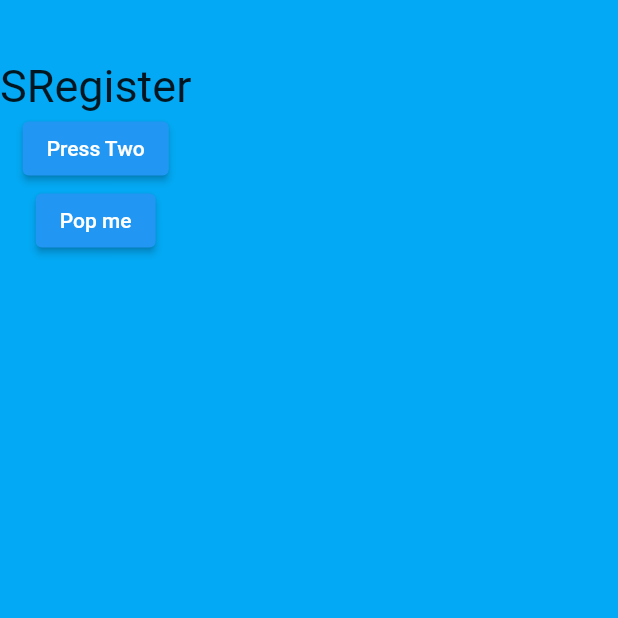
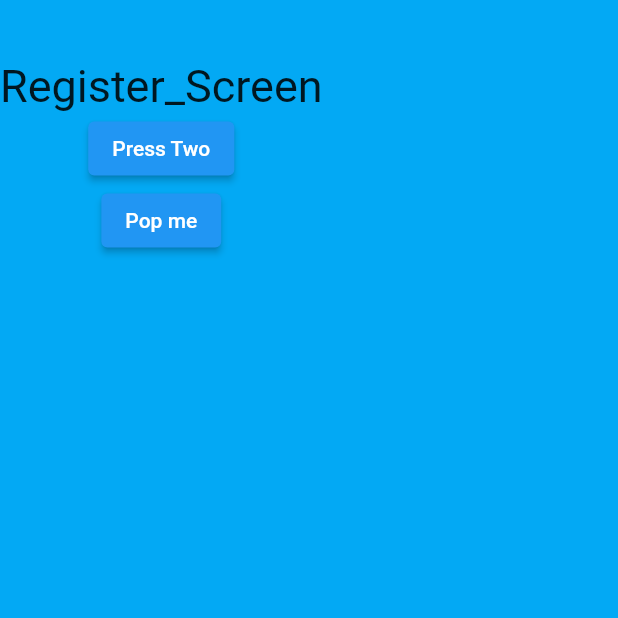
Before and after one commit to ScottFarestrand/flutter_navigation, a Flutter app: the screen it shows after launch, after a tap on "Register", on a phone screen of 412 x 824 dp, the top half of it. Run offline on Flutter 3.47's test engine with Material 2 defaults, Android fonts, the phone set to English and light mode, and no system bars; our stand-ins replace cloud_firestore, firebase_auth, firebase_core, flutter_switch, mask_text_input_formatter; accounts and stored records are empty; network calls fail.

Commit message:
Transistioned to Widgets with 3 main pages (log in, Logged in, Register)

```diff
--- a/lib/main.dart
+++ b/lib/main.dart
@@ -1,12 +1,12 @@
 import 'package:flutter/material.dart';
-import '/screens/login.dart';
+import '/screens/login_screen.dart';
 import '/screens/register.dart';
 // import '/screens/profile.dart';
 // import './screens/reminders.dart';
 // import './screens/people.dart';
 // import 'package:firebase_auth/firebase_auth.dart';
 import 'package:firebase_core/firebase_core.dart';
-import './screens/logged_in.dart';
+import './screens/logged_in_screen.dart';
 // import '/widgets/navigation_drawer.dart';
 
 void main() async {
@@ -29,11 +29,11 @@ class MyApp extends StatelessWidget {
         primarySwatch: Colors.blue,
       ),
       // home: const MyHomePage(title: 'Flutter Demo Home Page'),
-      initialRoute: Login.id,
+      initialRoute: Login_Screen.id,
       routes: {
-        Login.id: (context) => Login(),
-        Logged_In.id: (context) => Logged_In(),
-        Register.id: (context) => Register(),
+        Login_Screen.id: (context) => Login_Screen(),
+        Logged_In_Screen.id: (context) => Logged_In_Screen(),
+        Register_Screen.id: (context) => Register_Screen(),
       },
     );
   }
--- a/lib/screens/logged_in.dart
+++ b/lib/screens/logged_in_screen.dart
@@ -8,14 +8,14 @@ import '../widgets/reminders_widget.dart';
 // import '../screens/reminders.dart';
 // import '../screens/person.dart';
 
-class Logged_In extends StatefulWidget {
-  const Logged_In({Key? key}) : super(key: key);
+class Logged_In_Screen extends StatefulWidget {
+  const Logged_In_Screen({Key? key}) : super(key: key);
   static const id = "LoggedIn";
   @override
-  State<Logged_In> createState() => _Logged_InState();
+  State<Logged_In_Screen> createState() => _Logged_In_ScreenState();
 }
 
-class _Logged_InState extends State<Logged_In> {
+class _Logged_In_ScreenState extends State<Logged_In_Screen> {
   int _currentIndex = 1;
   @override
   Widget build(BuildContext context) {
--- a/lib/screens/login.dart
+++ b/lib/screens/login_screen.dart
@@ -3,7 +3,7 @@ import 'package:firebase_auth/firebase_auth.dart';
 // import 'dart:async';
 import './register.dart';
 // import './profile.dart';
-import './logged_in.dart';
+import './logged_in_screen.dart';
 // import './register.dart';
 // import '../widgets/navigation_drawer.dart';
 // import '../widgets/Login.dart';
@@ -11,17 +11,17 @@ import './logged_in.dart';
 // import '../widgets/register.dart';
 
 
-class Login extends StatefulWidget {
-  static const id = "Login";
+class Login_Screen extends StatefulWidget {
+  static const id = "Login_Screen";
 
 
-  const Login({Key? key}) : super(key: key);
+  const Login_Screen({Key? key}) : super(key: key);
 
   @override
-  State<Login> createState() => _LoginState();
+  State<Login_Screen> createState() => _Login_ScreenState();
 }
 
-class _LoginState extends State<Login> {
+class _Login_ScreenState extends State<Login_Screen> {
 
   @override
   Widget build(BuildContext context) {
@@ -84,12 +84,12 @@ class _LoginState extends State<Login> {
                       }
                     }
 
-                    Navigator.pushNamed(context, Logged_In.id);
+                    Navigator.pushNamed(context, Logged_In_Screen.id);
                   },
                   child: const Text('Login'),
                 ),
                 ElevatedButton(onPressed: () {
-                  Navigator.pushNamed(context, Register.id);
+                  Navigator.pushNamed(context, Register_Screen.id);
 
                 }, child: Text("Register")),
               ],
--- a/lib/screens/register.dart
+++ b/lib/screens/register.dart
@@ -1,9 +1,9 @@
 import 'package:flutter/material.dart';
-import 'package:flutter_navigation/screens/logged_in.dart';
+import 'package:flutter_navigation/screens/logged_in_screen.dart';
 // import './profile.dart';
-class Register extends StatelessWidget {
-  static const id = "Register";
-  const Register({Key? key}) : super(key: key);
+class Register_Screen extends StatelessWidget {
+  static const id = "Register_Screen";
+  const Register_Screen({Key? key}) : super(key: key);
 
   @override
   Widget build(BuildContext context) {
@@ -12,7 +12,7 @@ class Register extends StatelessWidget {
       body: Column(
         children: [
           SizedBox(height: 40,),
-          Text("SRegister", style: TextStyle(fontSize: 30),),
+          Text("Register_Screen", style: TextStyle(fontSize: 30),),
           ElevatedButton(
               onPressed: () {
                 ScaffoldMessenger.of(context).showSnackBar(
@@ -20,7 +20,7 @@ class Register extends StatelessWidget {
                       content: Text('You have been validated'),
                     )
                 );
-                Navigator.pushNamed(context, Logged_In.id);
+                Navigator.pushNamed(context, Logged_In_Screen.id);
               },
               child: Text("Press Two"),
           ),
--- a/lib/widgets/Login.dart
+++ b/lib/widgets/Login.dart
@@ -1,6 +1,6 @@
 
 import 'package:flutter/material.dart';
-import 'package:flutter_navigation/screens/login.dart';
+// import 'package:flutter_navigation/screens/login_screen.dart';
 class Login extends StatelessWidget {
   final Function loginCallBack;
   final Function registerCallBack;
--- a/lib/widgets/register.dart
+++ b/lib/widgets/register.dart
@@ -1,5 +1,5 @@
 import 'package:flutter/material.dart';
-import 'package:flutter_navigation/screens/login.dart';
+// import 'package:flutter_navigation/screens/login_screen.dart';
 class Registerx extends StatelessWidget {
   final Function callback;
   const Registerx({Key? key, required this.callback()}) : super(key: key);
```
Also changed, not shown: lib/screens/people.dart (+15 -15 lines).
